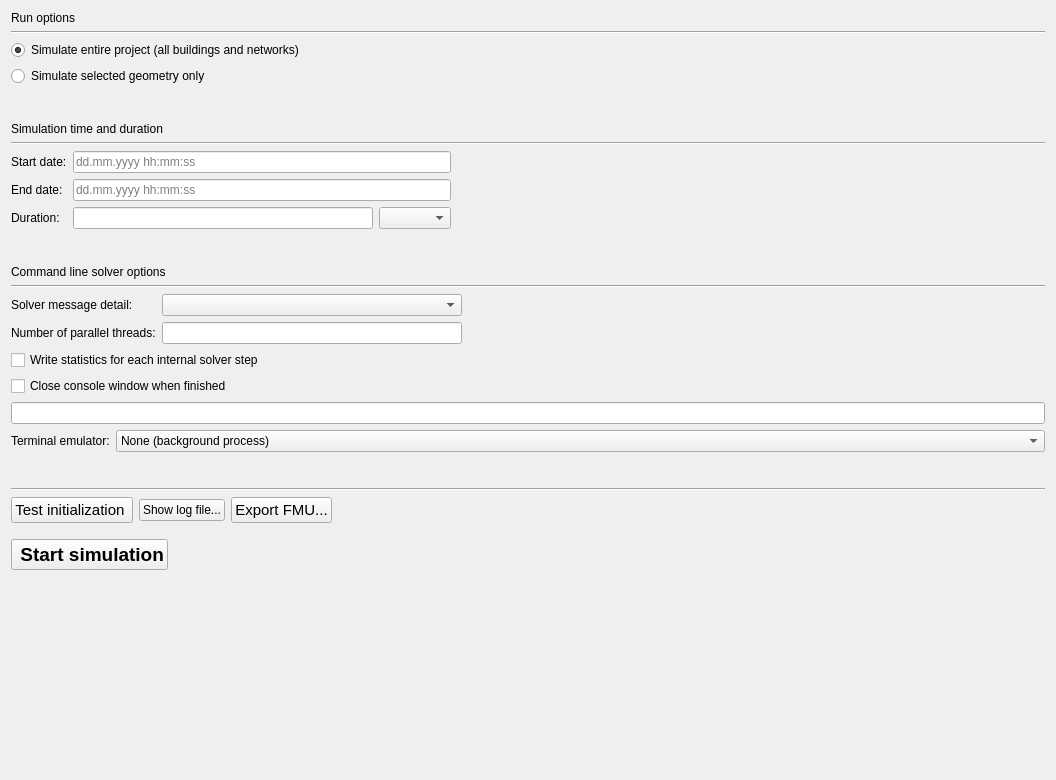
This is SIM-VICUS/src/SVSimulationStartOptions.ui in ghorwin/SIM-VICUS as Qt 5 draws it before an edit. The edited form follows.
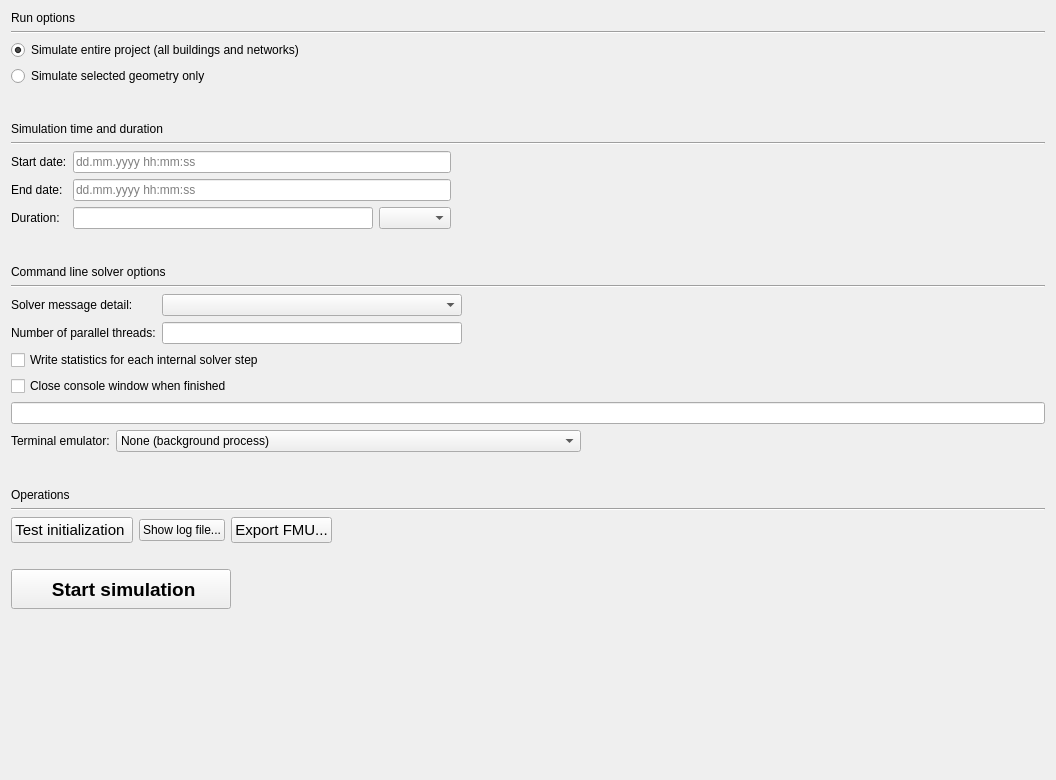
This is the edited form. Icons and pictures are not drawn. Custom widgets are drawn as their Qt base class.

The edit to the form file:
```diff
--- a/SIM-VICUS/src/SVSimulationStartOptions.ui
+++ b/SIM-VICUS/src/SVSimulationStartOptions.ui
@@ -318,6 +318,19 @@
          </item>
         </widget>
        </item>
+       <item>
+        <spacer name="horizontalSpacer_5">
+         <property name="orientation">
+          <enum>Qt::Horizontal</enum>
+         </property>
+         <property name="sizeHint" stdset="0">
+          <size>
+           <width>40</width>
+           <height>20</height>
+          </size>
+         </property>
+        </spacer>
+       </item>
       </layout>
      </item>
     </layout>
@@ -338,6 +351,13 @@
      </property>
     </spacer>
    </item>
+   <item>
+    <widget class="QLabel" name="label_7">
+     <property name="text">
+      <string>Operations</string>
+     </property>
+    </widget>
+   </item>
    <item>
     <widget class="Line" name="line_3">
      <property name="orientation">
@@ -440,7 +460,7 @@
      <property name="sizeHint" stdset="0">
       <size>
        <width>20</width>
-       <height>10</height>
+       <height>20</height>
       </size>
      </property>
     </spacer>
@@ -449,6 +469,12 @@
     <layout class="QHBoxLayout" name="horizontalLayout_4">
      <item>
       <widget class="QPushButton" name="pushButtonRun">
+       <property name="minimumSize">
+        <size>
+         <width>220</width>
+         <height>40</height>
+        </size>
+       </property>
        <property name="font">
         <font>
          <pointsize>14</pointsize>
```
